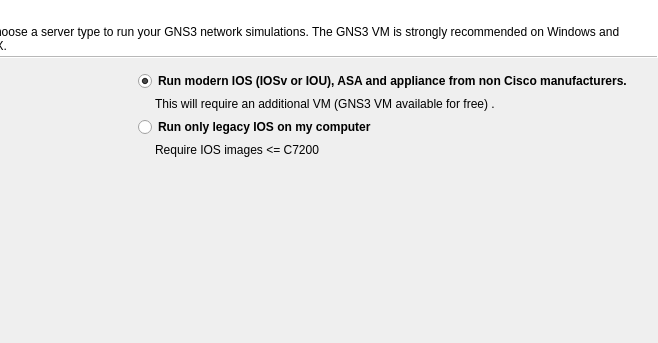
First picture: the form in gns3/ui/setup_wizard.ui, repository GNS3/gns3-gui, before the edit; both pictures show x 96 to 754 and y 0 to 343 of the 754 by 526 pixel window.
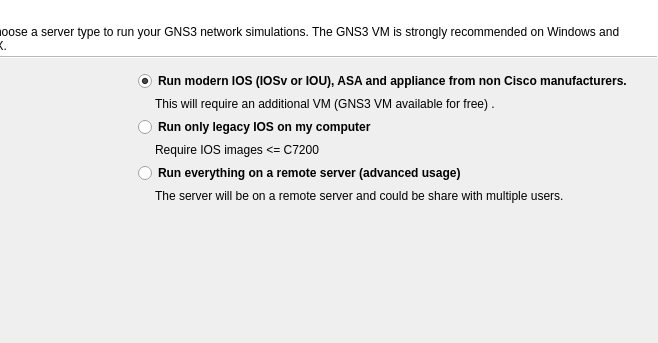
Second picture: the form after the edit. Icons and pictures are not drawn.

Commit message:
Support remote controller in the setup wizard
Fix #1549

Patch:
```diff
--- a/gns3/ui/setup_wizard.ui
+++ b/gns3/ui/setup_wizard.ui
@@ -120,6 +120,32 @@
           </property>
          </widget>
         </item>
+        <item>
+         <widget class="QRadioButton" name="uiRemoteControllerRadioButton">
+          <property name="font">
+           <font>
+            <weight>75</weight>
+            <bold>true</bold>
+           </font>
+          </property>
+          <property name="text">
+           <string>Run everything on a remote server (advanced usage)</string>
+          </property>
+         </widget>
+        </item>
+        <item>
+         <widget class="QLabel" name="label_2">
+          <property name="text">
+           <string>The server will be on a remote server and could be share with multiple users.</string>
+          </property>
+          <property name="wordWrap">
+           <bool>true</bool>
+          </property>
+          <property name="indent">
+           <number>17</number>
+          </property>
+         </widget>
+        </item>
         <item>
          <spacer name="verticalSpacer">
           <property name="orientation">
```
Left out of the diff: 112 changed lines with no effect on the pictures. The commit also changes 2 other files.
